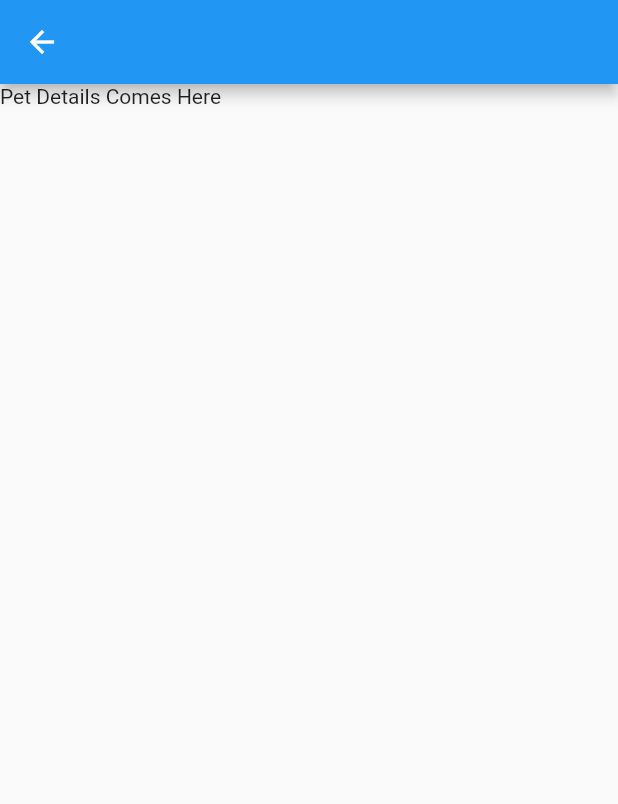
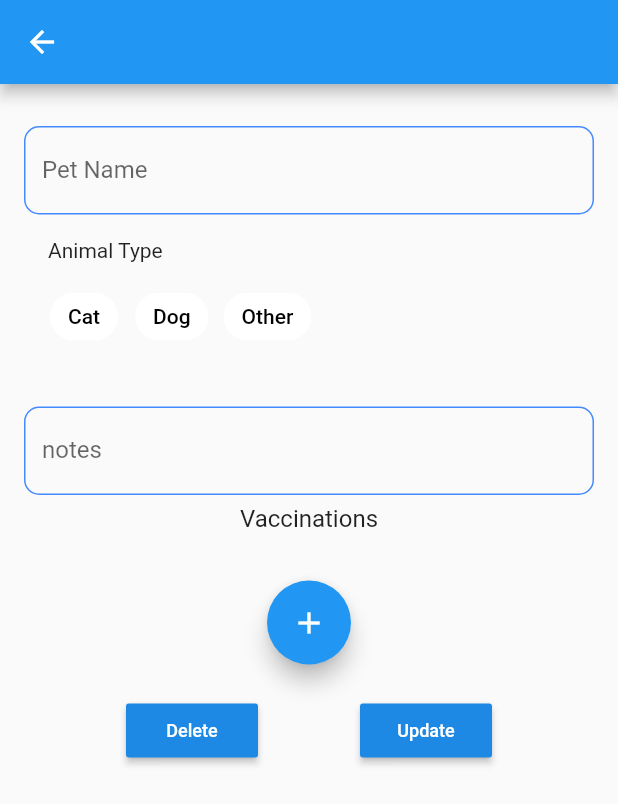
Before and after one commit to HeshanWeerasooriya/pet_care, a Flutter app: the PetRoom screen opened directly with empty values, on a phone screen of 412 x 824 dp. Shown: the top 804 px of the screen. Run offline on Flutter 3.47's test engine with Material 2 defaults, Android fonts, the phone set to English and light mode, and no system bars; our stand-ins replace cloud_firestore, firebase_core; accounts and stored records are empty.

Commit message:
Adding Pet Details to the Pet Room Page

```diff
--- /dev/null
+++ b/lib/widgets/choose_chips.dart
@@ -0,0 +1,79 @@
+import 'package:flutter/material.dart';
+
+class ChooseType extends StatelessWidget {
+  const ChooseType({
+    required this.title,
+    required this.options,
+    required this.onOptionTap,
+    Key? key,
+  }) : super(key: key);
+  final String title;
+  final List<CategoryOption> options;
+  final ValueChanged<CategoryOption> onOptionTap;
+
+  @override
+  Widget build(BuildContext context) => Padding(
+        padding: const EdgeInsets.all(16),
+        child: Align(
+          alignment: Alignment.centerLeft,
+          child: Column(
+            crossAxisAlignment: CrossAxisAlignment.start,
+            children: [
+              Text(title),
+              const SizedBox(
+                height: 12,
+              ),
+              _OptionList(
+                options: options,
+                onOptionTap: onOptionTap,
+              ),
+            ],
+          ),
+        ),
+      );
+}
+
+class _OptionList extends StatelessWidget {
+  const _OptionList({
+    required this.options,
+    required this.onOptionTap,
+    Key? key,
+  }) : super(key: key);
+  final List<CategoryOption> options;
+  final ValueChanged<CategoryOption> onOptionTap;
+
+  @override
+  Widget build(BuildContext context) => Wrap(
+        spacing: 10,
+        children: [
+          ...options
+              .map(
+                (option) => FilterChip(
+                  label: Text(
+                    option.name,
+                    style: TextStyle(
+                      color: option.isSelected ? Colors.white : Colors.black,
+                    ),
+                  ),
+                  onSelected: (_) => onOptionTap(option),
+                  selected: option.isSelected,
+                  backgroundColor: Colors.white,
+                  selectedColor: Colors.blue[300],
+                  checkmarkColor: Colors.white,
+                ),
+              )
+              .toList(),
+        ],
+      );
+}
+
+class CategoryOption {
+  CategoryOption({
+    required this.type,
+    required this.name,
+    required this.isSelected,
+  });
+  final String type;
+  final String name;
+  bool isSelected;
+}
--- /dev/null
+++ b/lib/widgets/pet_details.dart
@@ -0,0 +1,164 @@
+import 'package:flutter/material.dart';
+import 'package:intl/intl.dart';
+import 'package:pet_care/widgets/text_field.dart';
+
+import '../models/pets.dart';
+import '../models/vaccination.dart';
+import '../repository/data_repository.dart';
+
+import 'add_vaccination.dart';
+import 'choose_chips.dart';
+import 'vaccination_list.dart';
+
+class PetDetail extends StatefulWidget {
+  final Pet pet;
+
+  const PetDetail({Key? key, required this.pet}) : super(key: key);
+
+  @override
+  _PetDetailState createState() => _PetDetailState();
+}
+
+class _PetDetailState extends State<PetDetail> {
+  final DataRepository repository = DataRepository();
+
+  final _formKey = GlobalKey<FormState>();
+  final dateFormat = DateFormat('yyyy-MM-dd');
+  late List<CategoryOption> animalTypes;
+  late String name;
+  late String type;
+  String? notes;
+
+  @override
+  void initState() {
+    type = widget.pet.type;
+    name = widget.pet.name;
+    animalTypes = [
+      CategoryOption(type: 'cat', name: 'Cat', isSelected: type == 'cat'),
+      CategoryOption(type: 'dog', name: 'Dog', isSelected: type == 'dog'),
+      CategoryOption(type: 'other', name: 'Other', isSelected: type == 'other'),
+    ];
+    super.initState();
+  }
+
+  @override
+  Widget build(BuildContext context) {
+    return Container(
+      padding: const EdgeInsets.symmetric(vertical: 8.0, horizontal: 16.0),
+      height: double.infinity,
+      child: Form(
+        key: _formKey,
+        autovalidateMode: AutovalidateMode.onUserInteraction,
+        child: SingleChildScrollView(
+          child: Column(
+            children: <Widget>[
+              const SizedBox(height: 20.0),
+              UserTextField(
+                name: 'Pet Name',
+                initialValue: widget.pet.name,
+                validator: (value) {
+                  if (value == null || value.isEmpty) {
+                    return 'Please input name';
+                  }
+                },
+                inputType: TextInputType.name,
+                onChanged: (value) => name = value ?? name,
+              ),
+              ChooseType(
+                title: 'Animal Type',
+                options: animalTypes,
+                onOptionTap: (value) {
+                  setState(() {
+                    animalTypes.forEach((element) {
+                      type = value.type;
+                      element.isSelected = element.type == value.type;
+                    });
+                  });
+                },
+              ),
+              const SizedBox(height: 20.0),
+              UserTextField(
+                name: 'notes',
+                initialValue: widget.pet.notes ?? '',
+                validator: (value) {},
+                inputType: TextInputType.text,
+                onChanged: (value) => notes = value,
+              ),
+              VaccinationList(pet: widget.pet, buildRow: buildRow),
+              FloatingActionButton(
+                onPressed: () {
+                  _addVaccination(widget.pet, () {
+                    setState(() {});
+                  });
+                },
+                tooltip: 'Add Vaccination',
+                child: const Icon(Icons.add),
+              ),
+              const SizedBox(height: 20.0),
+              Row(
+                mainAxisAlignment: MainAxisAlignment.spaceEvenly,
+                children: <Widget>[
+                  MaterialButton(
+                      color: Colors.blue.shade600,
+                      onPressed: () {
+                        Navigator.of(context).pop();
+                        repository.deletePet(widget.pet);
+                      },
+                      child: const Text(
+                        'Delete',
+                        style: TextStyle(color: Colors.white, fontSize: 12.0),
+                      )),
+                  MaterialButton(
+                    color: Colors.blue.shade600,
+                    onPressed: () async {
+                      if (_formKey.currentState?.validate() ?? false) {
+                        Navigator.of(context).pop();
+                        widget.pet.name = name;
+                        widget.pet.type = type;
+                        widget.pet.notes = notes ?? widget.pet.notes;
+
+                        repository.updatePet(widget.pet);
+                      }
+                    },
+                    child: const Text(
+                      'Update',
+                      style: TextStyle(color: Colors.white, fontSize: 12.0),
+                    ),
+                  ),
+                ],
+              ),
+            ],
+          ),
+        ),
+      ),
+    );
+  }
+
+  Widget buildRow(Vaccination vaccination) {
+    return Row(
+      children: <Widget>[
+        Expanded(
+          flex: 1,
+          child: Text(vaccination.vaccination),
+        ),
+        Text(dateFormat.format(vaccination.date)),
+        Checkbox(
+          value: vaccination.done ?? false,
+          onChanged: (newValue) {
+            setState(() {
+              vaccination.done = newValue;
+            });
+          },
+        )
+      ],
+    );
+  }
+
+  void _addVaccination(Pet pet, Function callback) {
+    showDialog<Widget>(
+        context: context,
+        builder: (BuildContext context) {
+          return AddVaccination(pet: pet, callback: callback);
+        });
+  }
+}
--- a/lib/widgets/pet_room.dart
+++ b/lib/widgets/pet_room.dart
@@ -1,4 +1,5 @@
 import 'package:flutter/material.dart';
+import 'package:pet_care/widgets/pet_details.dart';
 
 import '../models/pets.dart';
 
@@ -18,8 +19,7 @@ class PetRoom extends StatelessWidget {
                 Navigator.pop(context);
               }),
         ),
-        // TODO Add pet detail
-        body: const Text('Pet Details Comes Here'),
+        body: PetDetail(pet: pet),
       ),
     );
   }
--- /dev/null
+++ b/lib/widgets/text_field.dart
@@ -0,0 +1,61 @@
+import 'package:flutter/material.dart';
+
+class UserTextField extends StatelessWidget {
+  const UserTextField({
+    Key? key,
+    required this.name,
+    required this.initialValue,
+    required this.inputType,
+    required this.onChanged,
+    required this.validator,
+  }) : super(key: key);
+
+  final String name;
+  final String initialValue;
+  final TextInputType inputType;
+  final String? Function(String? value)? validator;
+  final Function(String? value)? onChanged;
+
+  @override
+  Widget build(BuildContext context) {
+    return TextFormField(
+      decoration: inputDecoration(),
+      initialValue: initialValue,
+      keyboardType: inputType,
+      validator: validator,
+      onChanged: onChanged,
+    );
+  }
+
+  InputDecoration inputDecoration() {
+    return InputDecoration(
+      labelText: name,
+      enabledBorder: OutlineInputBorder(
+        borderSide: const BorderSide(
+          color: Colors.blueAccent,
+        ),
+        borderRadius: BorderRadius.circular(10.0),
+      ),
+      focusedBorder: OutlineInputBorder(
+        borderSide: const BorderSide(
+          width: 2.0,
+          color: Colors.lightBlue,
+        ),
+        borderRadius: BorderRadius.circular(10.0),
+      ),
+      errorBorder: OutlineInputBorder(
+        borderSide: const BorderSide(
+          color: Colors.blueAccent,
+        ),
+        borderRadius: BorderRadius.circular(10.0),
+      ),
+      focusedErrorBorder: OutlineInputBorder(
+        borderSide: const BorderSide(
+          width: 2.0,
+          color: Colors.blue,
+        ),
+        borderRadius: BorderRadius.circular(10.0),
+      ),
+    );
+  }
+}
--- /dev/null
+++ b/lib/widgets/vaccination_list.dart
@@ -0,0 +1,34 @@
+import 'package:flutter/material.dart';
+
+import '../models/pets.dart';
+import '../models/vaccination.dart';
+
+class VaccinationList extends StatelessWidget {
+  final Pet pet;
+  final Widget Function(Vaccination) buildRow;
+  const VaccinationList({Key? key, required this.pet, required this.buildRow})
+      : super(key: key);
+  @override
+  Widget build(BuildContext context) {
+    return Column(
+      children: <Widget>[
+        const SizedBox(height: 6.0),
+        const Text(
+          'Vaccinations',
+          style: TextStyle(fontSize: 16.0),
+        ),
+        ConstrainedBox(
+          constraints: const BoxConstraints(maxHeight: 200),
+          child: ListView.builder(
+            shrinkWrap: true,
+            padding: const EdgeInsets.all(16.0),
+            itemCount: pet.vaccinations.length,
+            itemBuilder: (BuildContext context, int index) {
+              return buildRow(pet.vaccinations[index]);
+            },
+          ),
+        ),
+      ],
+    );
+  }
+}
--- a/pubspec.yaml
+++ b/pubspec.yaml
@@ -35,6 +35,7 @@ dependencies:
   cupertino_icons: ^1.0.2
   firebase_core: ^1.6.0
   cloud_firestore: ^2.5.1
+  intl: ^0.17.0
 
 dev_dependencies:
   flutter_test:
```
Also changed, not shown: lib/widgets/add_vaccination.dart (added, +96 -0 lines), lib/widgets/data_picker.dart (added, +90 -0 lines), lib/widgets/vaccinated_check_box.dart (added, +43 -0 lines), pubspec.lock.
